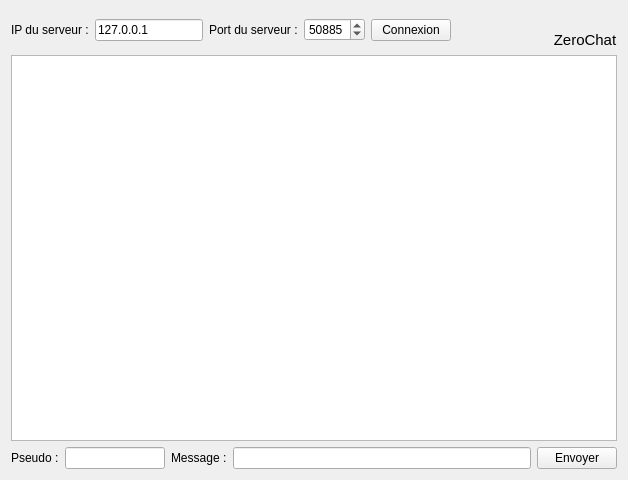
The window that Client/chat2.ui (josuegrace05/socket-application) describes before a commit, drawn with Qt 5.
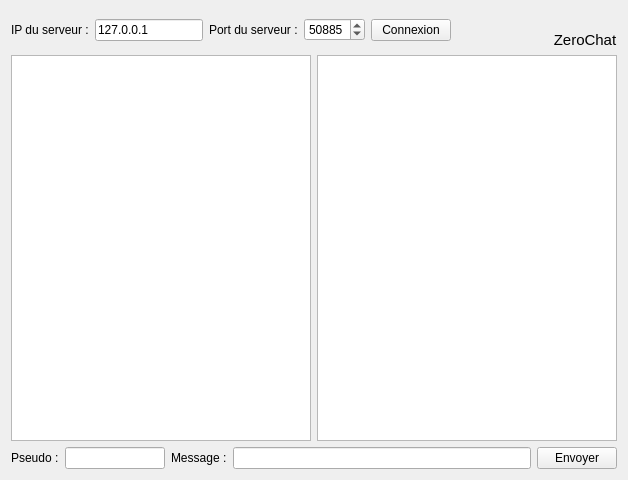
The same window after the commit. Icons and pictures are not drawn.

Diff of the .ui file:
```diff
--- a/Client/chat2.ui
+++ b/Client/chat2.ui
@@ -125,6 +125,9 @@
        </property>
       </widget>
      </item>
+     <item>
+      <widget class="QListView" name="conectedList"/>
+     </item>
     </layout>
    </item>
    <item>
```
